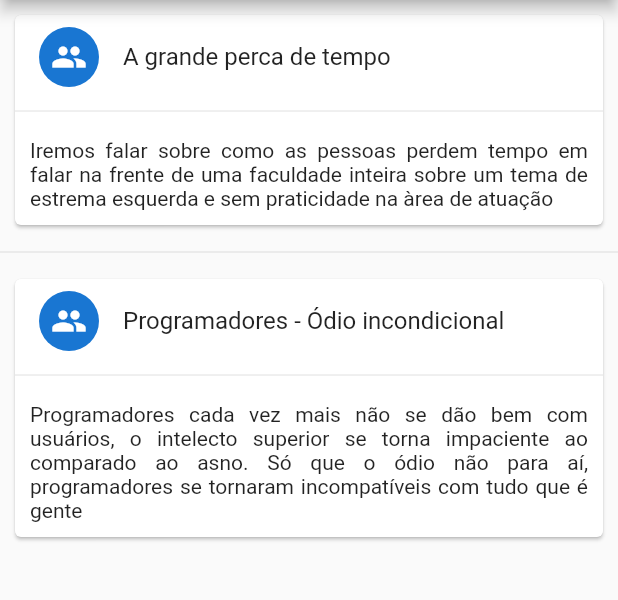
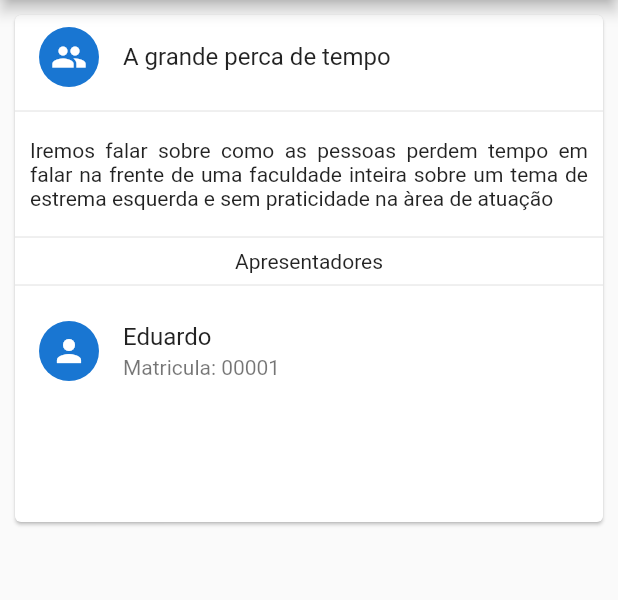
Before and after one commit to Grayroad/grulesapp, a Flutter app: the screen it shows after launch, after a tap on "Grules 2019/1", on a phone screen of 412 x 824 dp, the part 84-684 px from its top. Run offline on Flutter 3.47's test engine with Material 2 defaults, Android fonts, the phone set to English and light mode, and no system bars.

Commit message:
Alterações

```diff
--- /dev/null
+++ b/lib/models/aluno.dart
@@ -0,0 +1,40 @@
+class Aluno {
+  int idAluno;
+  int idGrupo;
+  String nome;
+  String sobrenome;
+  String cpf;
+  String matricula;
+  String celular;
+  String email;
+  String endereco;
+  String numero;
+  String complemento;
+  String bairro;
+  String estado;
+  String cidade;
+  String cep;
+  String observacoes;
+
+  static Aluno fromMap(Map map) {
+    Aluno aluno = Aluno();
+    aluno.idAluno = map["idAluno"];
+    aluno.idGrupo = map["idGrupo"];
+    aluno.nome = map["nome"];
+    aluno.sobrenome = map["sobrenome"];
+    aluno.cpf = map["cpf"];
+    aluno.matricula = map["matricula"];
+    aluno.celular = map["celular"];
+    aluno.email = map["email"];
+    aluno.endereco = map["endereco"];
+    aluno.numero = map["numero"];
+    aluno.complemento = map["complemento"];
+    aluno.bairro = map["bairro"];
+    aluno.estado = map["estado"];
+    aluno.cidade = map["cidade"];
+    aluno.cep = map["cep"];
+    aluno.observacoes = map["observacoes"];
+
+    return aluno;
+  }
+}
--- a/lib/models/controller.dart
+++ b/lib/models/controller.dart
@@ -1,3 +1,3 @@
 class Controller {
-  static String urlBase = "http://localhost:63036/api/";
+  static String urlBase = "http://grulesproject.gear.host/api/";
 }
--- a/lib/models/eventos.dart
+++ b/lib/models/eventos.dart
@@ -1,9 +1,12 @@
+import 'grupos.dart';
+
 class Evento {
   DateTime dataInclusao;
   DateTime dataInicio;
   DateTime dataTermino;
   String descricao;
   int idEvento;
+  List<Grupo> grupos;
 
   static Evento fromMap(Map<String, dynamic> map) {
     Evento evento = Evento();
@@ -12,6 +15,9 @@ class Evento {
     evento.dataTermino = map["DataTermino"];
     evento.descricao = map["Descricao"];
     evento.idEvento = map["IdEvento"];
+    evento.grupos = (map["Grupos"] as List<Map<String, dynamic>>)
+      .map((x) => Grupo.fromMap(x))
+      .toList();
 
     return evento;
   }
@@ -22,7 +28,8 @@ class Evento {
       "DataInicio": dataInicio,
       "DataTermino": dataTermino,
       "Descricao": descricao,
-      "IdEvento": idEvento
+      "IdEvento": idEvento,
+      "Grupos": grupos
     };
   }
 }
--- a/lib/models/eventos_controller.dart
+++ b/lib/models/eventos_controller.dart
@@ -1,31 +1,67 @@
 import 'dart:convert';
+import 'aluno.dart';
 import 'controller.dart';
 
 import 'eventos.dart';
 
 import 'package:http/http.dart' as http;
 
+import 'grupos.dart';
+
 //const url = 'http://web/api/grupos';
-const url = "eventos/";
+const url = "evento/";
 
 class EventoController {
   static Future<List<Evento>> getEventos() async {
     // http.Response response = await http.get(Controller.urlBase + url);
-    // Map<String, dynamic> o = jsonDecode(response.body);
+    // List<Map<String, dynamic>> o = jsonDecode(response.body);
     // List<Map<String, dynamic>> eventos =
-    //     new List<Map<String, dynamic>>.from(o["dados"]);
+    //     new List<Map<String, dynamic>>.from(o);
+    //return eventos.map((x) => Evento.fromMap(x)).toList();
+
+    Aluno aluno1 = Aluno();
+    aluno1.idAluno = 1;
+    aluno1.matricula = "00001";
+    aluno1.nome = "Eduardo";
+    aluno1.sobrenome = "Soler";
+
+    Aluno aluno2 = Aluno();
+    aluno2.idAluno = 2;
+    aluno2.matricula = "00002";
+    aluno2.nome = "Thayrone";
+    aluno2.sobrenome = "Batista";
+
+    Grupo grupo1 = Grupo();
+    grupo1.idEvento = 1;
+    grupo1.idGrupo = 1;
+    grupo1.titulo = "A grande perca de tempo";
+    grupo1.alunos = [aluno1];
+    grupo1.descricao =
+        """Iremos falar sobre como as pessoas perdem tempo em falar na frente de uma faculdade inteira sobre um tema de estrema esquerda e sem praticidade na àrea de atuação""";
+
+    Grupo grupo2 = Grupo();
+    grupo2.idEvento = 1;
+    grupo2.idGrupo = 2;
+    grupo2.titulo = "Programadores - Ódio incondicional";
+    grupo2.alunos = [aluno1, aluno2];
+    grupo2.descricao =
+        """Programadores cada vez mais não se dão bem com usuários, o intelecto superior se torna impaciente ao comparado ao asno. Só que o ódio não para aí, programadores se tornaram incompatíveis com tudo que é gente""";
 
     Evento evento1 = Evento();
     evento1.idEvento = 1;
     evento1.descricao = "Grules 2019/1";
     evento1.dataInicio = DateTime.parse("2019-01-27 18:40");
     evento1.dataTermino = DateTime.parse("2019-01-28 20:30");
+    evento1.grupos = [grupo1];
+
     Evento evento2 = Evento();
     evento2.idEvento = 2;
     evento2.descricao = "Grules 2019/2";
     evento2.dataInicio = DateTime.parse("2019-05-27 18:40");
     evento2.dataTermino = DateTime.parse("2019-05-28 20:30");
-    List<Map<String, dynamic>> eventos = [evento1.toMap(), evento2.toMap()];
-    return eventos.map((x) => Evento.fromMap(x)).toList();
+    evento2.grupos = [grupo1, grupo2];
+    // List<Map<String, dynamic>> eventos = [evento1.toMap(), evento2.toMap()];
+
+    return [ evento1, evento2 ];
   }
 }
--- a/lib/models/grupos.dart
+++ b/lib/models/grupos.dart
@@ -1,8 +1,11 @@
+import 'package:grulesapp/models/aluno.dart';
+
 class Grupo {
   int idGrupo;
   int idEvento;
   String titulo;
   String descricao;
+  List<Aluno> alunos;
 
   static Grupo fromMap(Map map) {
     Grupo grupo = Grupo();
@@ -10,6 +13,9 @@ class Grupo {
     grupo.idEvento = map["IdEvento"];
     grupo.titulo = map["Titulo"];
     grupo.descricao = map["Descricao"];
+    grupo.alunos = (map["alunos"] as List<Map<String, dynamic>>)
+                      .map((x) => Aluno.fromMap(x))
+                      .toList();
 
     return grupo;
   }
--- a/lib/models/grupos_controller.dart
+++ /dev/null
@@ -1,34 +0,0 @@
-import 'dart:convert';
-
-import 'controller.dart';
-import 'grupos.dart';
-import 'package:http/http.dart' as http;
-
-const url = "cliente/11";
-
-class GruposController extends Controller {
-  static Future<List<Grupo>> getGrupos(int idEvento) async {
-    // http.Response response = await http.get(Controller.urlBase + url);
-    // Map<String, dynamic> o = jsonDecode(response.body);
-    // List<Map<String, dynamic>> grupos =
-    //     new List<Map<String, dynamic>>.from(o["dados"]);
-
-    Grupo grupo1 = Grupo();
-    grupo1.idEvento = 1;
-    grupo1.idGrupo = 1;
-    grupo1.titulo = "A grande perca de tempo";
-    grupo1.descricao =
-        """Iremos falar sobre como as pessoas perdem tempo em falar na frente de uma faculdade inteira sobre um tema de estrema esquerda e sem praticidade na àrea de atuação""";
-
-    Grupo grupo2 = Grupo();
-    grupo2.idEvento = 1;
-    grupo2.idGrupo = 2;
-    grupo2.titulo = "Programadores - Ódio incondicional";
-    grupo2.descricao =
-        """Programadores cada vez mais não se dão bem com usuários, o intelecto superior se torna impaciente ao comparado ao asno. Só que o ódio não para aí, programadores se tornaram incompatíveis com tudo que é gente""";
-
-    List<Map<String, dynamic>> grupos = [grupo1.toMap(), grupo2.toMap()];
-
-    return grupos.map((x) => Grupo.fromMap(x)).toList();
-  }
-}
--- a/lib/ui/grupos.dart
+++ b/lib/ui/grupos.dart
@@ -1,6 +1,6 @@
 import 'package:flutter/material.dart';
+import 'package:grulesapp/models/aluno.dart';
 import '../models/grupos.dart';
-import '../models/grupos_controller.dart';
 import '../models/eventos.dart';
 
 class GruposPage extends StatefulWidget {
@@ -27,54 +27,15 @@ class _GruposPageState extends State<GruposPage> {
   @override
   Widget build(BuildContext context) {
     return Scaffold(
-      appBar: AppBar(
-        title: Text(_evento.descricao),
-        centerTitle: true,
-      ),
-      body: FutureBuilder(
-        future: GruposController.getGrupos(_evento.idEvento),
-        builder: _builder,
-      ),
-    );
-  }
-
-  Widget _builder(BuildContext context, AsyncSnapshot<List<Grupo>> snapshot) {
-    switch (snapshot.connectionState) {
-      case ConnectionState.none:
-      case ConnectionState.waiting:
-        return Center(
-          child: CircularProgressIndicator(),
-        );
-      default:
-        if (snapshot.hasError) {
-          return Center(
-            child: Column(
-              mainAxisAlignment: MainAxisAlignment.center,
-              children: <Widget>[
-                Container(
-                  margin: const EdgeInsets.only(bottom: 10),
-                  child: Icon(
-                    Icons.error,
-                    size: 50,
-                    color: Colors.red[600],
-                  ),
-                ),
-                Text(
-                  "Algum erro ocorreu durante a obtenção de eventos!",
-                ),
-              ],
-            ),
-          );
-        } else {
-          return ListView.separated(
-            separatorBuilder: (context, i) => Divider(),
-            itemCount: snapshot.data.length,
-            itemBuilder: (context, i) =>
-                _itemBuilder(context, snapshot.data[i]),
-          );
-        }
-        break;
-    }
+        appBar: AppBar(
+          title: Text(_evento.descricao),
+          centerTitle: true,
+        ),
+        body: ListView.separated(
+          separatorBuilder: (context, i) => Divider(),
+          itemCount: _evento.grupos.length,
+          itemBuilder: (context, i) => _itemBuilder(context, _evento.grupos[i]),
+        ));
   }
 
   Widget _itemBuilder(BuildContext context, Grupo grupo) {
@@ -109,8 +70,36 @@ class GrupoItem extends StatelessWidget {
               textAlign: TextAlign.justify,
             ),
           ),
+          Divider(),
+          Text("Apresentadores"),
+          Divider(),
+          AlunosPage(grupo.alunos)
         ],
       ),
     );
   }
 }
+
+class AlunosPage extends StatelessWidget {
+  final List<Aluno> alunos;
+  AlunosPage(this.alunos);
+
+  @override
+  Widget build(BuildContext context) {
+    return Container(
+      padding: EdgeInsets.only(bottom: 10),
+      height: 150,
+      child: ListView.separated(
+        separatorBuilder: (a, b) => Divider(),
+        itemCount: alunos.length,
+        itemBuilder: (a, b) => ListTile(
+          leading: CircleAvatar(
+            child: Icon(Icons.person),
+          ),
+          title: Text(alunos[b].nome),
+          subtitle: Text("Matricula: ${alunos[b].matricula}"),
+        ),
+      ),
+    );
+  }
+}
```
